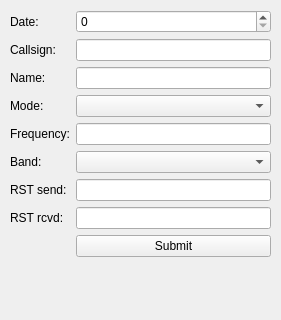
Above: src/plugins/logbook/logbookformdialog.ui from Norman0406/LISA before the change. Below: the same form after it.
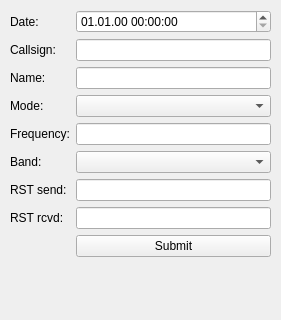
That is the form after the change.

Commit message: added clock widget

```diff
--- a/src/plugins/logbook/logbookformdialog.ui
+++ b/src/plugins/logbook/logbookformdialog.ui
@@ -111,7 +111,11 @@
      <widget class="QComboBox" name="comboBoxMode"/>
     </item>
     <item row="0" column="1">
-     <widget class="QSpinBox" name="spinBoxDate"/>
+     <widget class="QDateTimeEdit" name="dateTimeEdit">
+      <property name="displayFormat">
+       <string>dd.MM.yy HH:mm:ss</string>
+      </property>
+     </widget>
     </item>
    </layout>
   </widget>
```
The commit also changes 2 other files.
